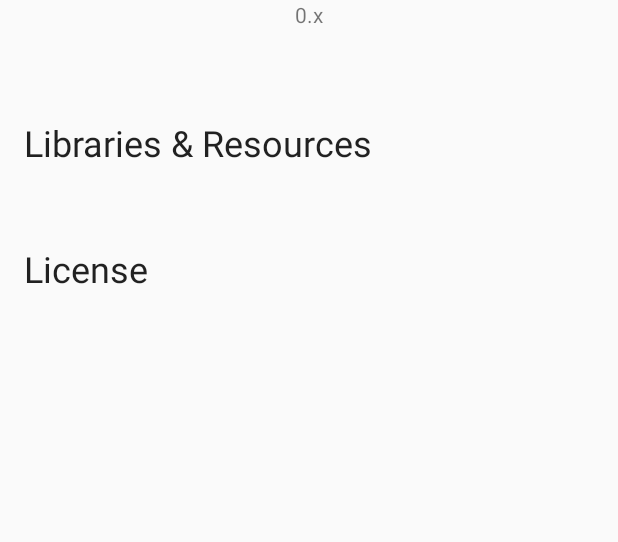
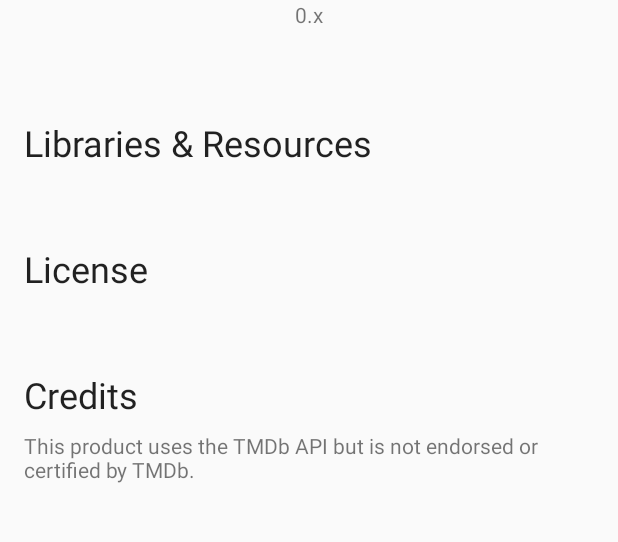
Before and after one commit to qqq3/inventum, an Android app: the layout activity_about.xml on its own in the app's theme, with its tools: preview values and no code run, on a phone screen of 412 x 824 dp, the part 245-787 px from its top. Run offline under Robolectric (Android 15) with nearby library versions, the phone set to English and light mode, and no system bars.

Commit message:
Update activity about: add credits

```diff
--- a/app/src/main/res/layout/activity_about.xml
+++ b/app/src/main/res/layout/activity_about.xml
@@ -79,7 +79,18 @@
             <TextView
                     android:id="@+id/about_license_text"
                     android:layout_width="match_parent"
-                    android:layout_height="wrap_content"/>
+                    android:layout_height="wrap_content"
+                    android:layout_marginBottom="@dimen/activity_vertical_margin"/>
+
+            <TextView
+                    style="@style/HeadlineTextStyle"
+                    android:text="@string/about_credits_title"/>
+
+            <TextView
+                    android:id="@+id/about_credits_text"
+                    android:layout_width="match_parent"
+                    android:layout_height="wrap_content"
+                    android:text="@string/about_credits"/>
         </LinearLayout>
 
     </ScrollView>
--- a/app/src/main/res/values/strings.xml
+++ b/app/src/main/res/values/strings.xml
@@ -128,4 +128,6 @@
     </string>
     <string name="about_libraries_title">Libraries &amp; Resources</string>
     <string name="about_license_title">License</string>
+    <string name="about_credits_title" translatable="false">Credits</string>
+    <string name="about_credits" translatable="false">This product uses the TMDb API but is not endorsed or certified by TMDb.</string>
 </resources>
```
